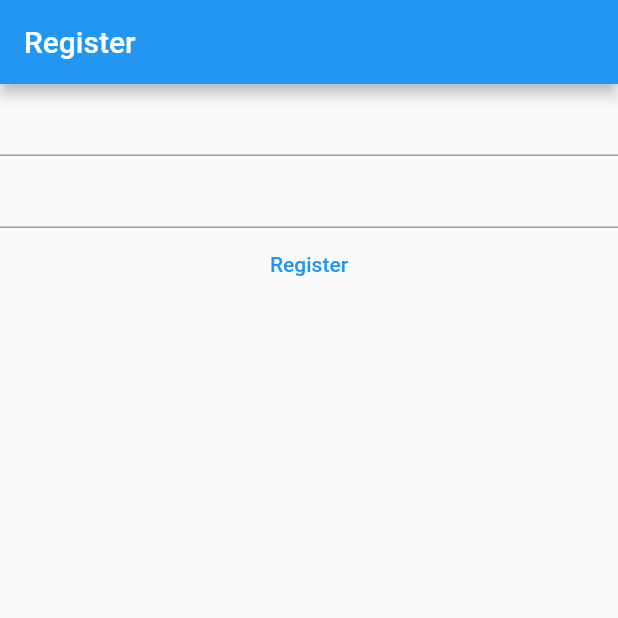
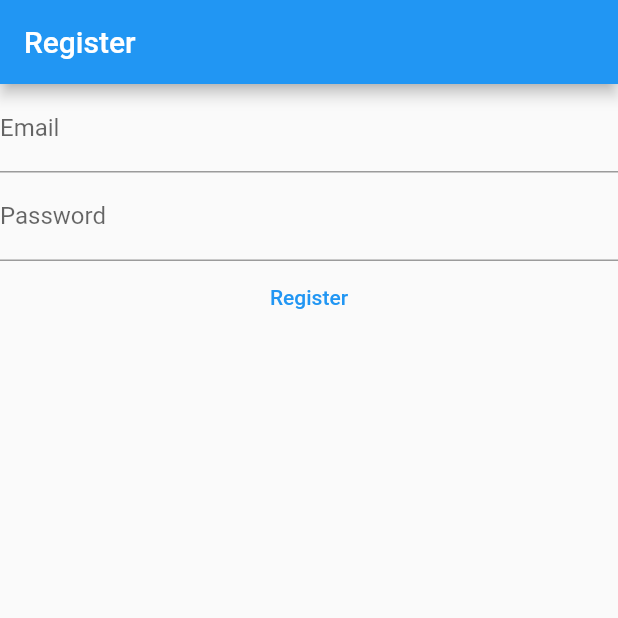
Before and after one commit to Crucialjun/notetaker, a Flutter app: the screen it shows after launch, on a phone screen of 412 x 824 dp, the top half of it. Run offline on Flutter 3.47's test engine with Material 2 defaults, Android fonts, the phone set to English and light mode, and no system bars; our stand-ins replace firebase_core; accounts and stored records are empty.

Commit message:
add hints

```diff
--- a/lib/main.dart
+++ b/lib/main.dart
@@ -47,9 +47,17 @@ class _HomePageState extends State<HomePage> {
         body: Column(
           children: [
             TextField(
+              decoration: const InputDecoration(
+                hintText: "Please enter your Email",
+                labelText: "Email",
+              ),
               controller: _emailController,
             ),
             TextField(
+              decoration: const InputDecoration(
+                hintText: "Please enter your Password",
+                labelText: "Password",
+              ),
               controller: _passwordController,
             ),
             TextButton(onPressed: () {}, child: const Text("Register")),
```
